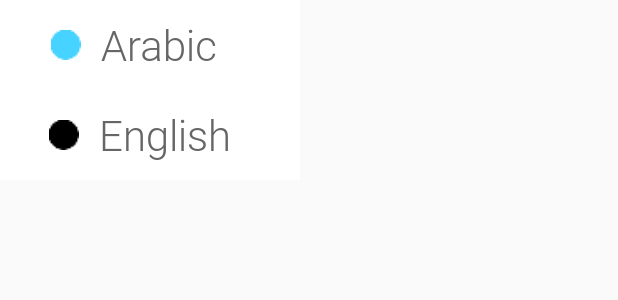
After one commit to Lipdroid/Instashop, an Android app: the layout popup_language_layout.xml on its own in the app's theme, with its tools: preview values and no code run, on a phone screen of 412 x 824 dp. The commit adds this screen. Shown: the top 300 px of the screen. Run offline under Robolectric (Android 15) with nearby library versions, the phone set to English and light mode, and no system bars; Roboto replaces fonts that are not available here.

Commit message:
Added language selection popup

```diff
--- a/app/src/main/res/layout/left_drawer_layout.xml
+++ b/app/src/main/res/layout/left_drawer_layout.xml
@@ -314,6 +314,7 @@
                 android:typeface="normal" />
 
             <ImageView
+                android:id="@+id/arrow_language"
                 android:layout_width="25px"
                 android:layout_height="15px"
                 android:layout_gravity="center_vertical"
--- /dev/null
+++ b/app/src/main/res/layout/popup_language_layout.xml
@@ -0,0 +1,60 @@
+<?xml version="1.0" encoding="utf-8"?>
+<LinearLayout xmlns:android="http://schemas.android.com/apk/res/android"
+    android:layout_width="wrap_content"
+    android:layout_height="wrap_content"
+    android:background="@color/white"
+    android:orientation="vertical"
+    android:weightSum="2">
+
+    <LinearLayout
+        android:id="@+id/btn_arabic"
+        android:layout_width="300px"
+        android:layout_height="90px"
+        android:layout_weight="1"
+        android:gravity="center"
+        android:orientation="horizontal">
+
+        <ImageView
+            android:layout_width="30px"
+            android:layout_height="30px"
+            android:layout_marginLeft="-30px"
+            android:layout_marginRight="20px"
+            android:src="@drawable/blue_circle" />
+
+        <TextView
+            android:layout_width="wrap_content"
+            android:layout_height="wrap_content"
+            android:fontFamily="@font/roboto_light"
+            android:tag="42"
+            android:text="Arabic"
+            android:textColor="#666666"
+            android:textSize="42px" />
+    </LinearLayout>
+
+    <LinearLayout
+        android:id="@+id/btn_english"
+        android:layout_width="300px"
+        android:layout_height="90px"
+        android:layout_weight="1"
+        android:gravity="center"
+        android:orientation="horizontal">
+
+        <ImageView
+            android:layout_width="30px"
+            android:layout_height="30px"
+            android:layout_marginLeft="-20px"
+            android:layout_marginRight="20px"
+            android:src="@drawable/black_circle" />
+
+        <TextView
+            android:layout_width="wrap_content"
+            android:layout_height="wrap_content"
+            android:fontFamily="@font/roboto_light"
+            android:tag="42"
+            android:text="English"
+            android:textColor="#666666"
+            android:textSize="42px" />
+    </LinearLayout>
+
+
+</LinearLayout>
```
Also changed, not shown: app/src/main/java/dtmweb/com/instashop/MainActivity.java (+57 -2 lines), app/src/main/res/drawable-xxhdpi/black_circle.png (added), app/src/main/res/drawable-xxhdpi/blue_circle.png (added).
